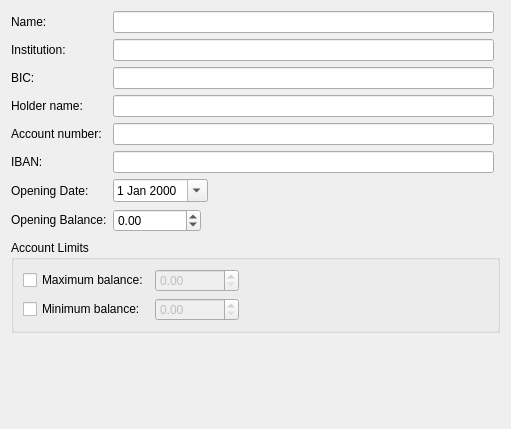
This is src/config/accountgeneralconfigpage.ui in KDE/knipptasch as Qt 5 draws it before an edit. The edited form follows.
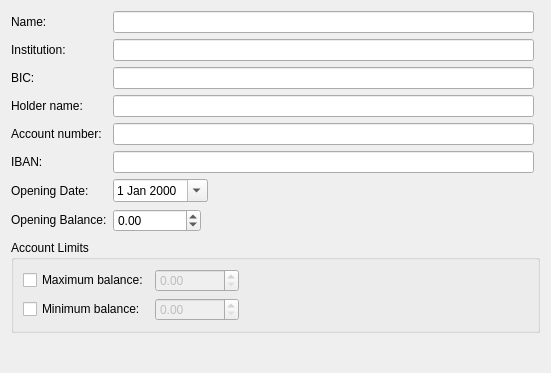
This is the edited form. Custom widgets are drawn as their Qt base class.

```diff
--- a/src/config/accountgeneralconfigpage.ui
+++ b/src/config/accountgeneralconfigpage.ui
@@ -7,8 +7,8 @@
    <rect>
     <x>0</x>
     <y>0</y>
-    <width>511</width>
-    <height>429</height>
+    <width>551</width>
+    <height>373</height>
    </rect>
   </property>
   <property name="windowTitle">
```
